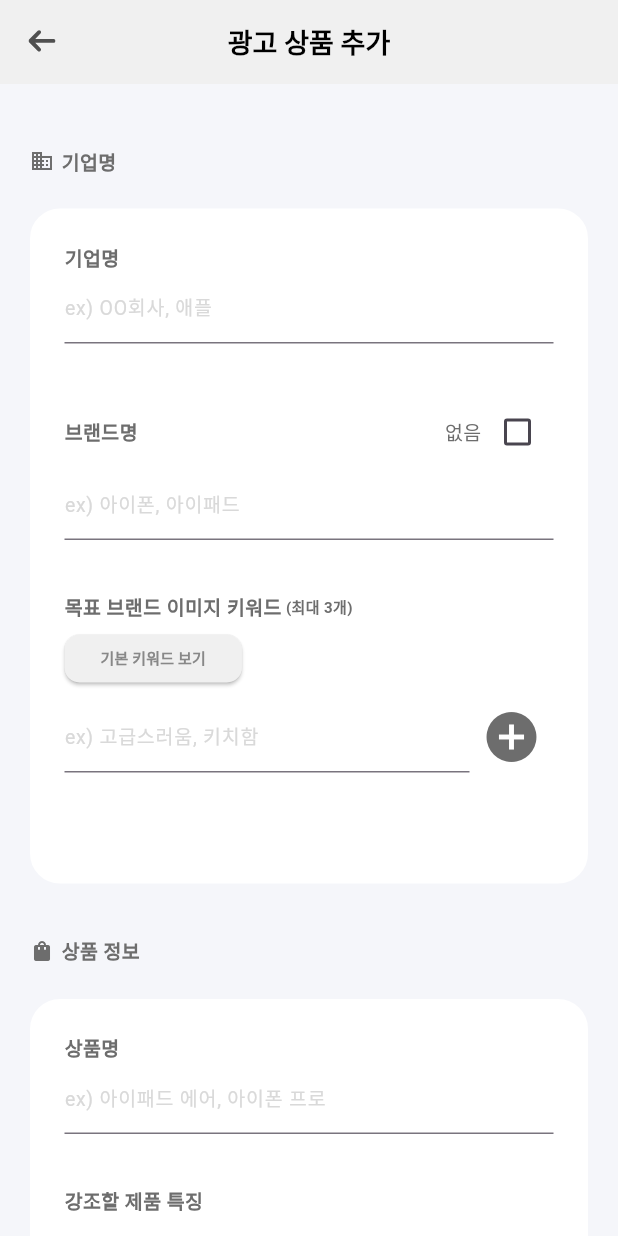
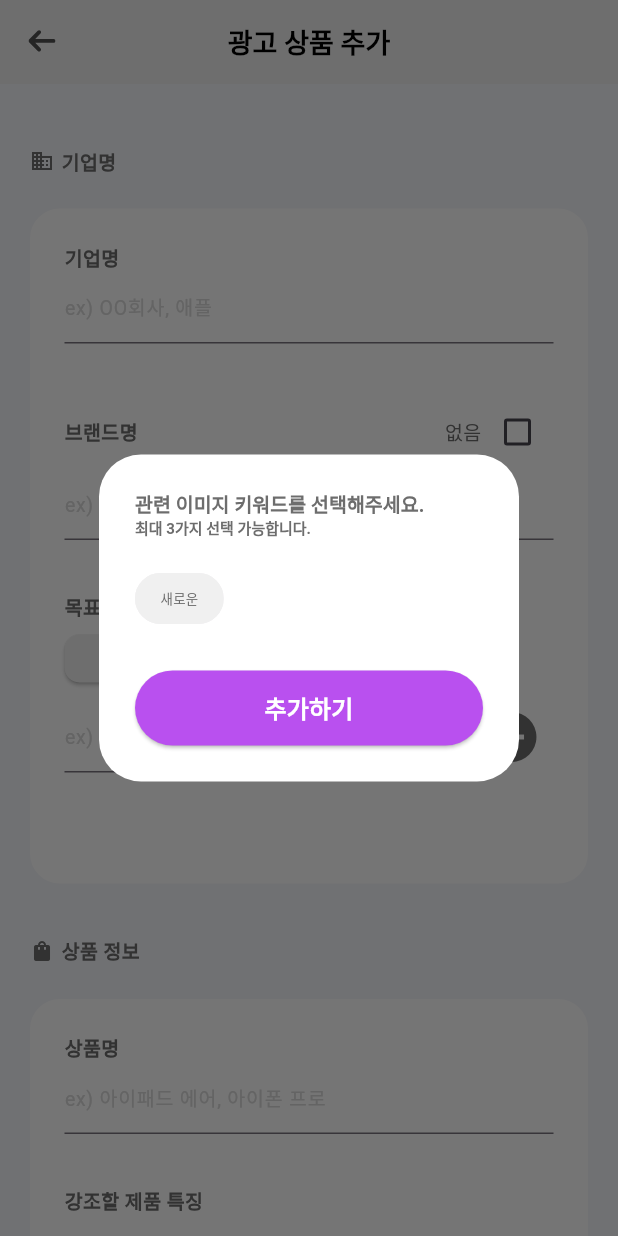
Before and after one commit to soulive-A/Android, a Flutter app: the ProductAddScreen screen opened directly, after a tap on the "add circle" icon, on a phone screen of 412 x 824 dp. Run offline on Flutter 3.47's test engine with Material 3 defaults, Android fonts, the phone set to English and light mode, and no system bars; our stand-ins replace flutter_dotenv, flutter_svg, go_router; Roboto replaces fonts that are missing (pretendard).

Commit message:
[Feat] 키워드 선택 다이얼로그 추가

```diff
--- a/lib/screens/commercial/Productadd.dart
+++ b/lib/screens/commercial/Productadd.dart
@@ -15,16 +15,21 @@ class ProductAddScreen extends StatefulWidget {
 
 class _ProductAddScreen extends State<ProductAddScreen> {
   var isChecked = false;
+  int isPressed = 0;
+
   List<String> allTags = [];
-  List<String> selectedTags= [];
+  List<String> selectedTags = [];
+
   //기업 정보 텍스트
   TextEditingController companyController = TextEditingController();
   TextEditingController brandNameController = TextEditingController();
   TextEditingController brandKeywordController = TextEditingController();
+
   //상품 정보 텍스트
   TextEditingController productNameController = TextEditingController();
   TextEditingController productFeatController = TextEditingController();
   TextEditingController productKeywordController = TextEditingController();
+
   //타겟 텍스트
   TextEditingController targetController = TextEditingController();
 
@@ -105,7 +110,6 @@ class _ProductAddScreen extends State<ProductAddScreen> {
                                 onChanged: (value) {
                                   setState(() {
                                     isChecked = value!;
-
                                   });
                                 },
                               ),
@@ -179,6 +183,88 @@ class _ProductAddScreen extends State<ProductAddScreen> {
                               icon: Icon(Icons.add_circle),
                               onPressed: () {
                                 //태그 추가 로직 작성
+                                showDialog(
+                                  context: context,
+                                  barrierDismissible: false,
+                                  builder: (BuildContext context) {
+                                    return AlertDialog(
+                                      backgroundColor: AppColors.s3,
+                                      title: Column(
+                                        crossAxisAlignment:
+                                            CrossAxisAlignment.start,
+                                        children: [
+                                          Text(
+                                            '관련 이미지 키워드를 선택해주세요.',
+                                            style: FontStyles.questionFont,
+                                          ),
+                                          Text(
+                                            '최대 3가지 선택 가능합니다.',
+                                            style: TextStyle(
+                                              fontSize: 10,
+                                              fontWeight: FontWeight.bold,
+                                              fontFamily: 'pretendard',
+                                              color: AppColors.g2,
+                                            ),
+                                          ),
+                                        ],
+                                      ),
+                                      content: Wrap(
+                                        spacing: 8,
+                                        runSpacing: 4,
+                                        direction: Axis.horizontal,
+                                        alignment: WrapAlignment.start,
+                                        children: <Widget>[
+                                          ActionChip(
+                                            label: Text(
+                                              '새로운',
+                                              style: TextStyle(
+                                                fontSize: 9,
+                                                fontWeight: FontWeight.w500,
+                                                fontFamily: 'pretendard',
+                                                color: AppColors.g2,
+                                              ),
+                                            ),
+                                            backgroundColor: AppColors.g6,
+                                            shape: RoundedRectangleBorder(
+                                              side: BorderSide(
+                                                color: AppColors.g6,
+                                              ),
+                                              borderRadius:
+                                                  BorderRadius.circular(50),
+                                            ),
+                                            onPressed: () {
+                                              print('눌렸다!');
+                                            },
+                                          ),
+                                        ],
+                                      ),
+                                      actions: [
+                                        ElevatedButton(
+                                          onPressed: () {
+                                            //관련 키워드 추가 로직
+                                          },
+                                          style: ElevatedButton.styleFrom(
+                                            backgroundColor: AppColors.m1,
+                                            // shape: RoundedRectangleBorder(
+                                            //   borderRadius: BorderRadius.circular(10),
+                                            // ),
+                                            minimumSize:
+                                                const Size.fromHeight(50),
+                                          ),
+                                          child: Text(
+                                            '추가하기',
+                                            style: TextStyle(
+                                              fontSize: 16,
+                                              fontWeight: FontWeight.bold,
+                                              fontFamily: 'pretendard',
+                                              color: AppColors.s3,
+                                            ),
+                                          ),
+                                        ),
+                                      ],
+                                    );
+                                  },
+                                );
                               },
                               iconSize: 40,
                               color: AppColors.g2,
```
